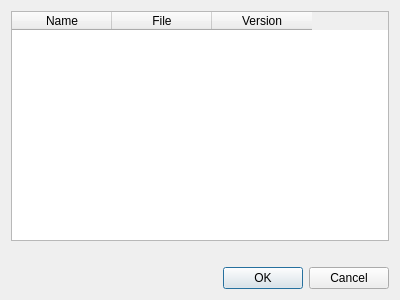
Before: the Qt Designer form include/hpp/gui/ui/pluginmanagerdialog.ui in humanoid-path-planner/hpp-gui, drawn with Qt 5.
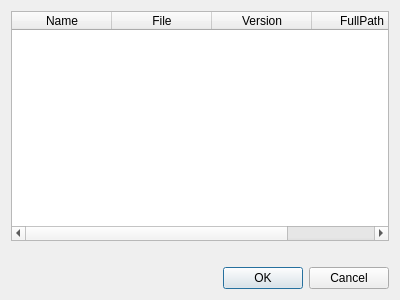
After: the same form once the commit is applied. Icons and pictures are not drawn.

Commit message: Enhance PluginManagerDialog

Patch:
```diff
--- a/include/hpp/gui/ui/pluginmanagerdialog.ui
+++ b/include/hpp/gui/ui/pluginmanagerdialog.ui
@@ -39,6 +39,11 @@
        <string>Version</string>
       </property>
      </column>
+     <column>
+      <property name="text">
+       <string>FullPath</string>
+      </property>
+     </column>
     </widget>
    </item>
    <item>
```
The commit also changes 2 other files.
